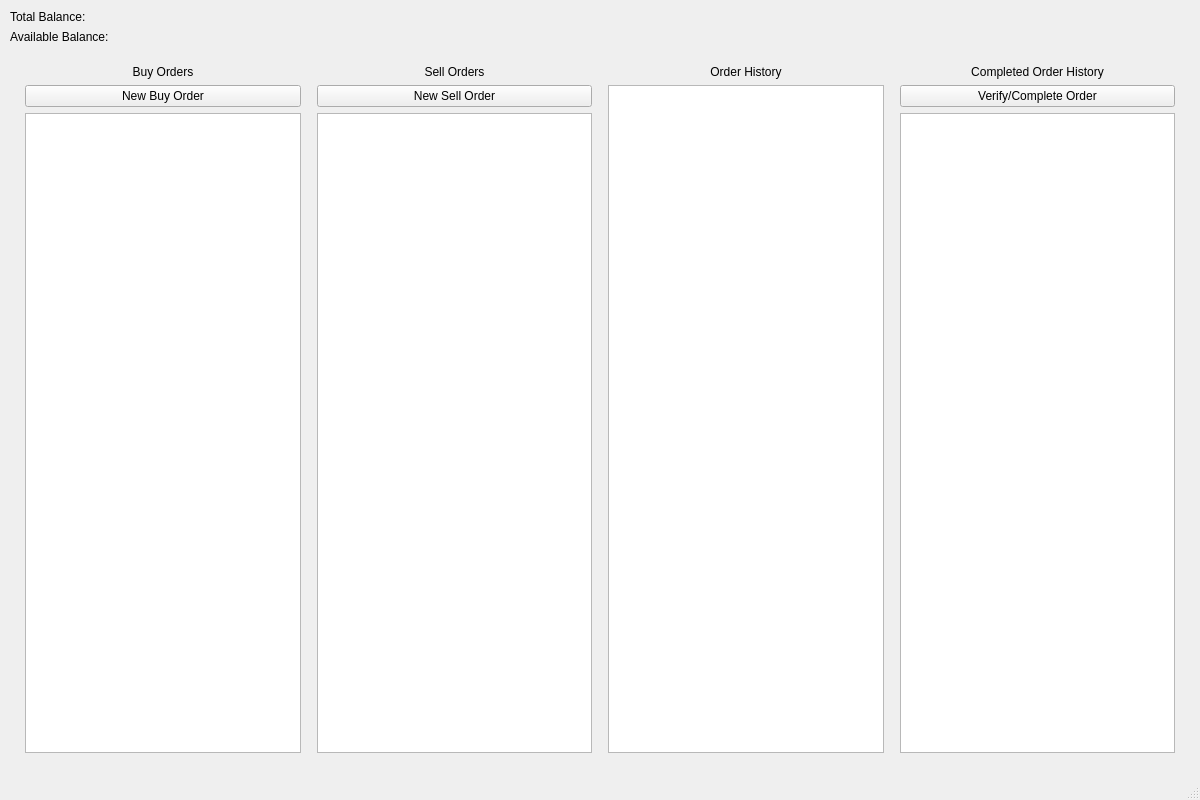
Qt form main_window.ui (ben-abraham/raven-trader-pro) before a commit.
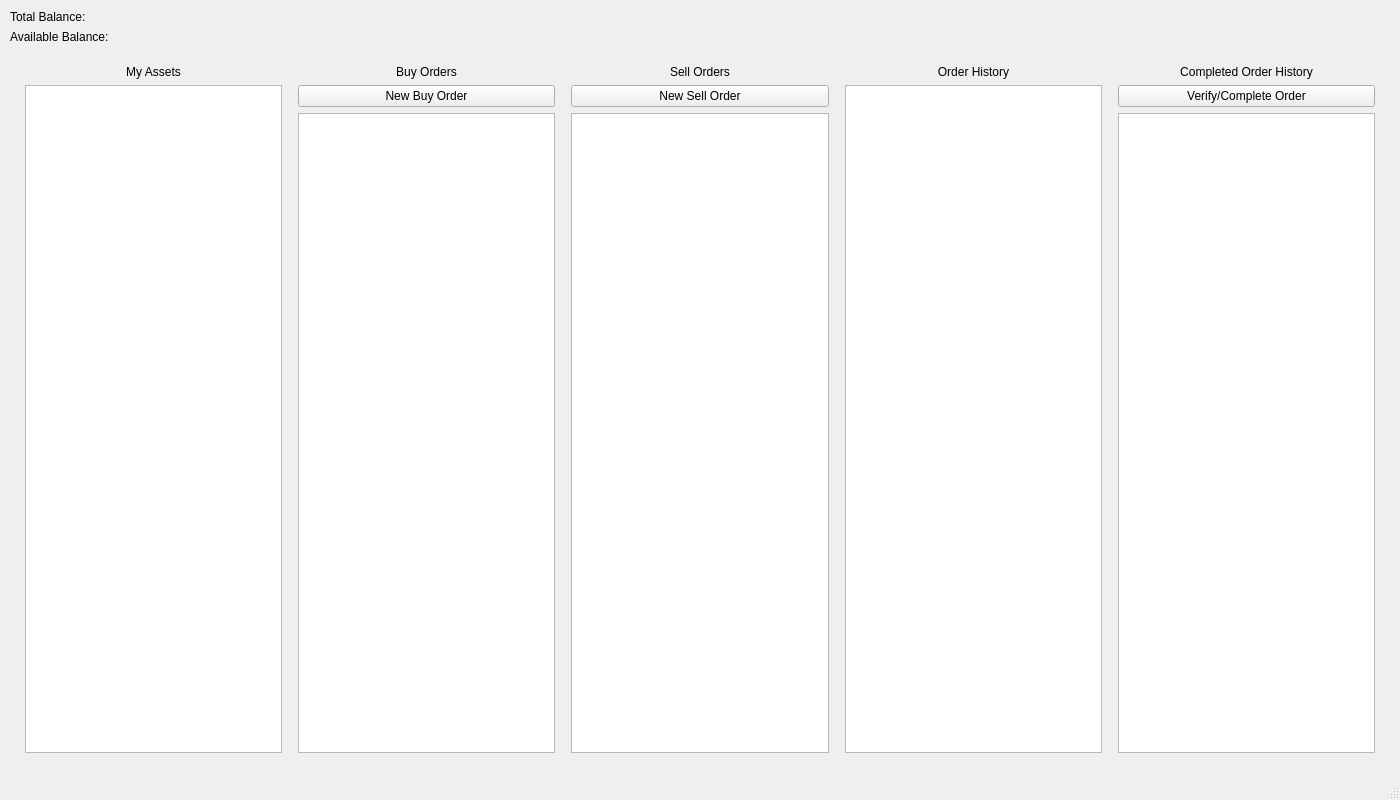
The same form after that commit.

Commit message: Added assets list. Made sale order completion build the input UTXO set manually, to get around quirks with the fundrawtransaction RPC command.

What changed in the file:
```diff
--- a/main_window.ui
+++ b/main_window.ui
@@ -6,7 +6,7 @@
       <rect>
         <x>0</x>
         <y>0</y>
-        <width>1200</width>
+        <width>1400</width>
         <height>800</height>
       </rect>
     </property>
@@ -55,6 +55,35 @@
             <property name="bottomMargin">
               <number>10</number>
             </property>
+            <item>
+              <layout class="QVBoxLayout" name="assetLayout">
+              <property name="leftMargin">
+                <number>5</number>
+              </property>
+              <property name="topMargin">
+                <number>5</number>
+              </property>
+              <property name="rightMargin">
+                <number>5</number>
+              </property>
+              <property name="bottomMargin">
+                <number>5</number>
+              </property>
+              <item>
+                <widget class="QLabel" name="label">
+                <property name="text">
+                  <string>My Assets</string>
+                </property>
+                <property name="alignment">
+                  <set>Qt::AlignCenter</set>
+                </property>
+                </widget>
+              </item>
+              <item>
+                <widget class="QListWidget" name="lstMyAssets"/>
+              </item>
+              </layout>
+            </item>
             <item>
               <layout class="QVBoxLayout" name="buyOrderLayout">
               <property name="leftMargin">
```
The commit also changes 5 other files.
